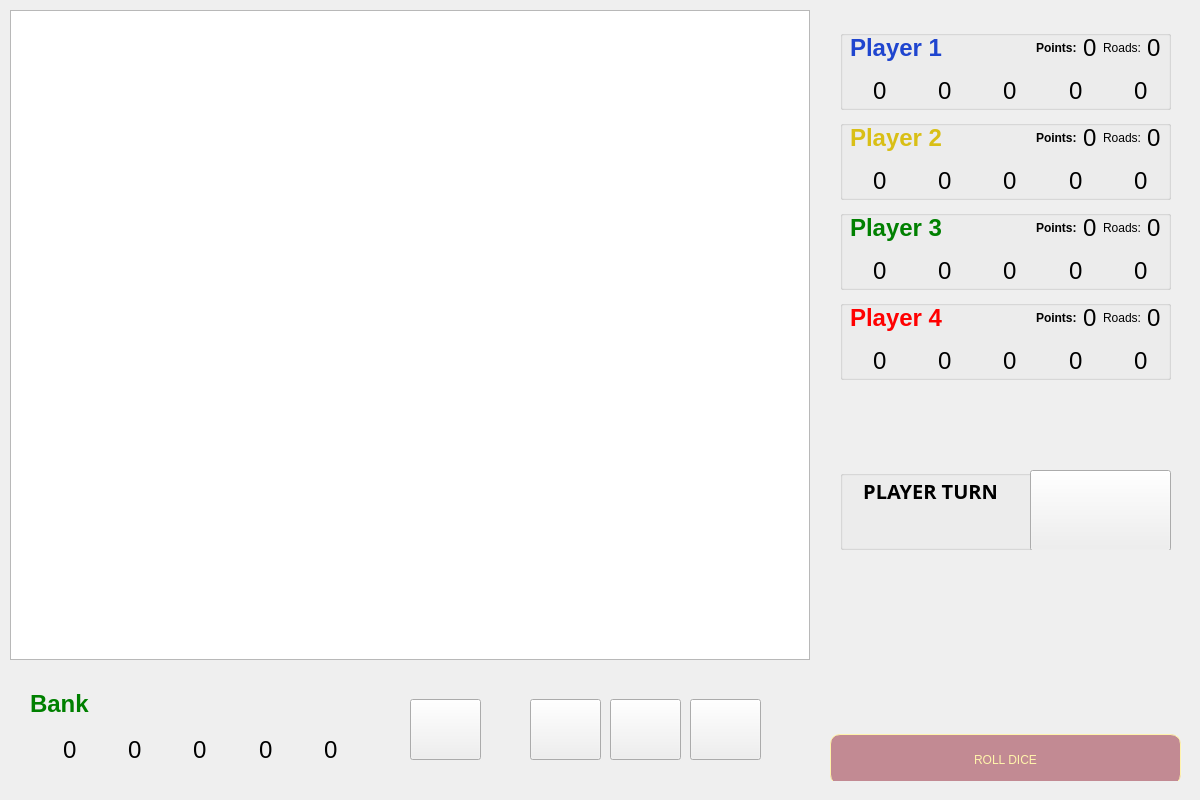
This is src/mainwindow.ui in Stefan-Dr/Catan as Qt 5 draws it before an edit. The edited form follows.
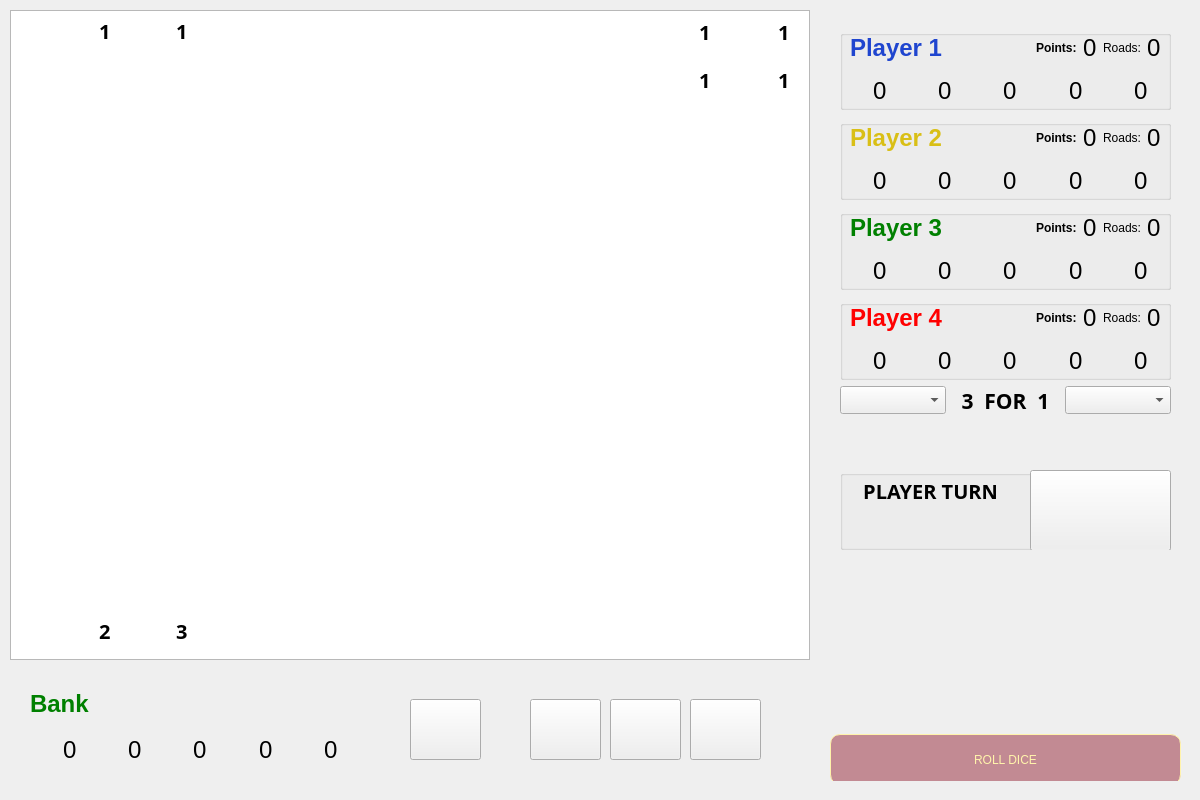
This is the edited form. The open tabs and pages were chosen to show the change. Icons and pictures are not drawn.

Commit message: feature: implemented trading with bank

Diff of the .ui file:
```diff
--- a/src/mainwindow.ui
+++ b/src/mainwindow.ui
@@ -2034,22 +2034,74 @@
         </property>
        </widget>
       </widget>
-      <widget class="QLabel" name="lbError">
+      <widget class="QWidget" name="horizontalLayoutWidget_11">
        <property name="geometry">
         <rect>
          <x>10</x>
-         <y>400</y>
+         <y>370</y>
          <width>331</width>
-         <height>31</height>
+         <height>41</height>
         </rect>
        </property>
-       <property name="font">
-        <font>
-         <pointsize>15</pointsize>
-        </font>
+       <layout class="QHBoxLayout" name="horizontalLayout_7">
+        <item>
+         <widget class="QComboBox" name="cbTradePlayer">
+          <property name="font">
+           <font>
+            <pointsize>13</pointsize>
+           </font>
+          </property>
+          <property name="styleSheet">
+           <string notr="true">border-image: url(:/resources/images/wood.png) 0 0 0 0 stretch stretch;</string>
+          </property>
+         </widget>
+        </item>
+        <item>
+         <widget class="QLabel" name="label_5">
+          <property name="font">
+           <font>
+            <family>Sahadeva</family>
+            <pointsize>16</pointsize>
+            <weight>75</weight>
+            <bold>true</bold>
+           </font>
+          </property>
+          <property name="text">
+           <string>3  FOR  1</string>
+          </property>
+          <property name="alignment">
+           <set>Qt::AlignCenter</set>
+          </property>
+         </widget>
+        </item>
+        <item>
+         <widget class="QComboBox" name="cbTradeBank">
+          <property name="font">
+           <font>
+            <pointsize>13</pointsize>
+           </font>
+          </property>
+          <property name="styleSheet">
+           <string notr="true">border-image: url(:/resources/images/wood.png) 0 0 0 0 stretch stretch;</string>
+          </property>
+         </widget>
+        </item>
+       </layout>
+      </widget>
+      <widget class="QPushButton" name="pbTrade">
+       <property name="geometry">
+        <rect>
+         <x>120</x>
+         <y>410</y>
+         <width>111</width>
+         <height>41</height>
+        </rect>
        </property>
        <property name="styleSheet">
-        <string notr="true">color: red;</string>
+        <string notr="true">border-image: url(:/resources/images/trade_button.png) 0 0 0 0 stretch stretch;
+border-radius: 10%;
+
+</string>
        </property>
        <property name="text">
         <string/>
@@ -2395,6 +2447,298 @@
        <string>ROLL DICE</string>
       </property>
      </widget>
+     <widget class="QLabel" name="label_2">
+      <property name="geometry">
+       <rect>
+        <x>600</x>
+        <y>0</y>
+        <width>49</width>
+        <height>46</height>
+       </rect>
+      </property>
+      <property name="styleSheet">
+       <string notr="true">border-image: url(:/resources/images/button_house.png) 0 0 0 0 stretch stretch;</string>
+      </property>
+      <property name="text">
+       <string/>
+      </property>
+     </widget>
+     <widget class="QLabel" name="label_38">
+      <property name="geometry">
+       <rect>
+        <x>0</x>
+        <y>0</y>
+        <width>49</width>
+        <height>46</height>
+       </rect>
+      </property>
+      <property name="styleSheet">
+       <string notr="true">border-image: url(:/resources/images/button_road.png) 0 0 0 0 stretch stretch;</string>
+      </property>
+      <property name="text">
+       <string/>
+      </property>
+     </widget>
+     <widget class="QLabel" name="label_39">
+      <property name="geometry">
+       <rect>
+        <x>0</x>
+        <y>600</y>
+        <width>49</width>
+        <height>46</height>
+       </rect>
+      </property>
+      <property name="styleSheet">
+       <string notr="true">border-image: url(:/resources/images/button_settlement.png) 0 0 0 0 stretch stretch;</string>
+      </property>
+      <property name="text">
+       <string/>
+      </property>
+     </widget>
+     <widget class="QWidget" name="verticalLayoutWidget">
+      <property name="geometry">
+       <rect>
+        <x>650</x>
+        <y>0</y>
+        <width>151</width>
+        <height>91</height>
+       </rect>
+      </property>
+      <layout class="QVBoxLayout" name="verticalLayout">
+       <item>
+        <layout class="QHBoxLayout" name="horizontalLayout_22">
+         <item>
+          <widget class="QLabel" name="label_40">
+           <property name="styleSheet">
+            <string notr="true">border-image: url(:/resources/images/resources--grain.png) 0 0 0 0 stretch stretch;</string>
+           </property>
+           <property name="text">
+            <string/>
+           </property>
+          </widget>
+         </item>
+         <item>
+          <widget class="QLabel" name="label_44">
+           <property name="font">
+            <font>
+             <family>Sahadeva</family>
+             <pointsize>15</pointsize>
+             <weight>75</weight>
+             <bold>true</bold>
+            </font>
+           </property>
+           <property name="text">
+            <string>1</string>
+           </property>
+          </widget>
+         </item>
+         <item>
+          <widget class="QLabel" name="label_41">
+           <property name="styleSheet">
+            <string notr="true">border-image: url(:/resources/images/resources--wool.png) 0 0 0 0 stretch stretch;</string>
+           </property>
+           <property name="text">
+            <string/>
+           </property>
+          </widget>
+         </item>
+         <item>
+          <widget class="QLabel" name="label_45">
+           <property name="font">
+            <font>
+             <family>Sahadeva</family>
+             <pointsize>15</pointsize>
+             <weight>75</weight>
+             <bold>true</bold>
+            </font>
+           </property>
+           <property name="text">
+            <string>1</string>
+           </property>
+          </widget>
+         </item>
+        </layout>
+       </item>
+       <item>
+        <layout class="QHBoxLayout" name="horizontalLayout_23">
+         <item>
+          <widget class="QLabel" name="label_43">
+           <property name="styleSheet">
+            <string notr="true">border-image: url(:/resources/images/resources--lumber.png) 0 0 0 0 stretch stretch;</string>
+           </property>
+           <property name="text">
+            <string/>
+           </property>
+          </widget>
+         </item>
+         <item>
+          <widget class="QLabel" name="label_46">
+           <property name="font">
+            <font>
+             <family>Sahadeva</family>
+             <pointsize>15</pointsize>
+             <weight>75</weight>
+             <bold>true</bold>
+            </font>
+           </property>
+           <property name="text">
+            <string>1</string>
+           </property>
+          </widget>
+         </item>
+         <item>
+          <widget class="QLabel" name="label_42">
+           <property name="styleSheet">
+            <string notr="true">border-image: url(:/resources/images/resources--brick.png) 0 0 0 0 stretch stretch;</string>
+           </property>
+           <property name="text">
+            <string/>
+           </property>
+          </widget>
+         </item>
+         <item>
+          <widget class="QLabel" name="label_47">
+           <property name="font">
+            <font>
+             <family>Sahadeva</family>
+             <pointsize>15</pointsize>
+             <weight>75</weight>
+             <bold>true</bold>
+            </font>
+           </property>
+           <property name="text">
+            <string>1</string>
+           </property>
+          </widget>
+         </item>
+        </layout>
+       </item>
+      </layout>
+     </widget>
+     <widget class="QWidget" name="horizontalLayoutWidget_14">
+      <property name="geometry">
+       <rect>
+        <x>50</x>
+        <y>0</y>
+        <width>149</width>
+        <height>42</height>
+       </rect>
+      </property>
+      <layout class="QHBoxLayout" name="horizontalLayout_25">
+       <item>
+        <widget class="QLabel" name="label_52">
+         <property name="styleSheet">
+          <string notr="true">border-image: url(:/resources/images/resources--lumber.png) 0 0 0 0 stretch stretch;</string>
+         </property>
+         <property name="text">
+          <string/>
+         </property>
+        </widget>
+       </item>
+       <item>
+        <widget class="QLabel" name="label_53">
+         <property name="font">
+          <font>
+           <family>Sahadeva</family>
+           <pointsize>15</pointsize>
+           <weight>75</weight>
+           <bold>true</bold>
+          </font>
+         </property>
+         <property name="text">
+          <string>1</string>
+         </property>
+        </widget>
+       </item>
+       <item>
+        <widget class="QLabel" name="label_54">
+         <property name="styleSheet">
+          <string notr="true">border-image: url(:/resources/images/resources--brick.png) 0 0 0 0 stretch stretch;</string>
+         </property>
+         <property name="text">
+          <string/>
+         </property>
+        </widget>
+       </item>
+       <item>
+        <widget class="QLabel" name="label_55">
+         <property name="font">
+          <font>
+           <family>Sahadeva</family>
+           <pointsize>15</pointsize>
+           <weight>75</weight>
+           <bold>true</bold>
+          </font>
+         </property>
+         <property name="text">
+          <string>1</string>
+         </property>
+        </widget>
+       </item>
+      </layout>
+     </widget>
+     <widget class="QWidget" name="horizontalLayoutWidget_15">
+      <property name="geometry">
+       <rect>
+        <x>50</x>
+        <y>600</y>
+        <width>149</width>
+        <height>42</height>
+       </rect>
+      </property>
+      <layout class="QHBoxLayout" name="horizontalLayout_26">
+       <item>
+        <widget class="QLabel" name="label_56">
+         <property name="styleSheet">
+          <string notr="true">border-image: url(:/resources/images/resources--grain.png) 0 0 0 0 stretch stretch;</string>
+         </property>
+         <property name="text">
+          <string/>
+         </property>
+        </widget>
+       </item>
+       <item>
+        <widget class="QLabel" name="label_57">
+         <property name="font">
+          <font>
+           <family>Sahadeva</family>
+           <pointsize>15</pointsize>
+           <weight>75</weight>
+           <bold>true</bold>
+          </font>
+         </property>
+         <property name="text">
+          <string>2</string>
+         </property>
+        </widget>
+       </item>
+       <item>
+        <widget class="QLabel" name="label_58">
+         <property name="styleSheet">
+          <string notr="true">border-image: url(:/resources/images/resources--ore.png) 0 0 0 0 stretch stretch;</string>
+         </property>
+         <property name="text">
+          <string/>
+         </property>
+        </widget>
+       </item>
+       <item>
+        <widget class="QLabel" name="label_59">
+         <property name="font">
+          <font>
+           <family>Sahadeva</family>
+           <pointsize>15</pointsize>
+           <weight>75</weight>
+           <bold>true</bold>
+          </font>
+         </property>
+         <property name="text">
+          <string>3</string>
+         </property>
+        </widget>
+       </item>
+      </layout>
+     </widget>
     </widget>
    </widget>
   </widget>
```
Left out of the diff: 2 changed lines with no effect on the pictures. The commit also changes 7 other files.
